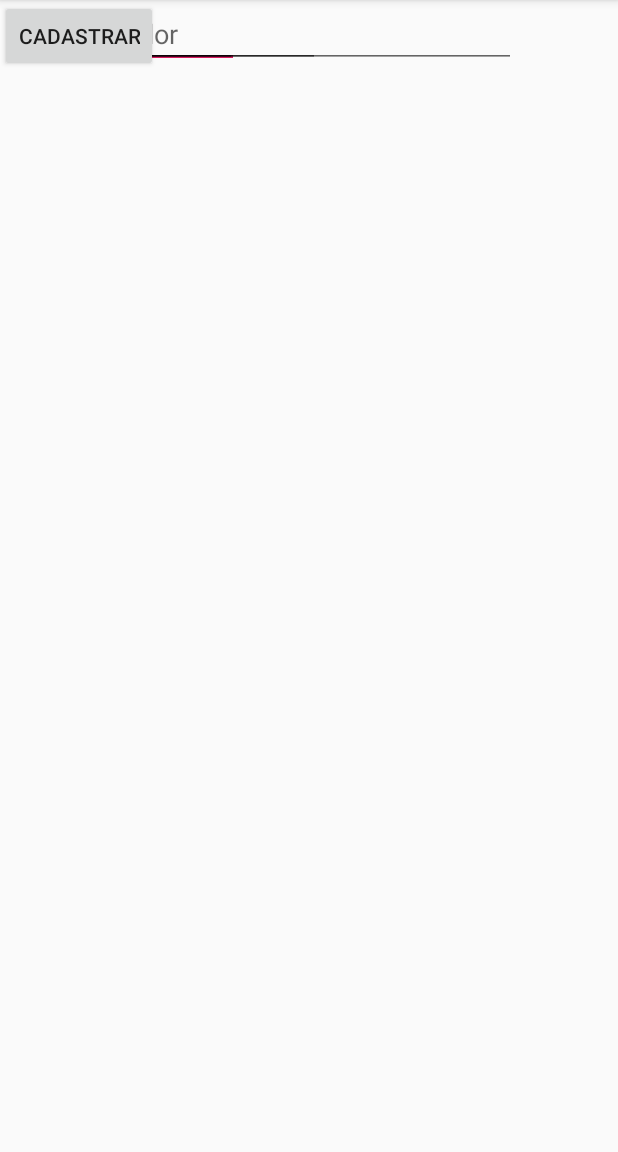
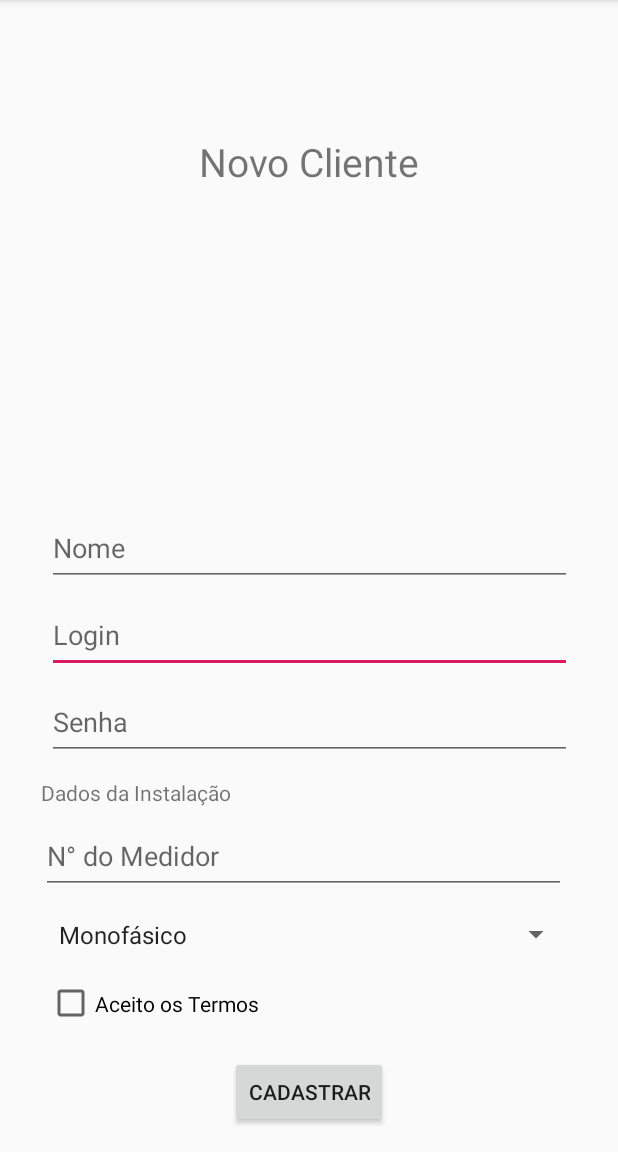
Before and after one commit to JoaoLima93/SEBC, an Android app: the NovoClienteActivity screen opened directly, with no data from a screen before it, on a phone screen of 412 x 824 dp, the part 84-1236 px from its top. Run offline under Robolectric (Android 15) with nearby library versions, the phone set to English and light mode, and no system bars.

Commit message:
:sparkle: Add Cadastro de usuario

```diff
--- a/SEBC_mob/app/src/main/res/layout/activity_main.xml
+++ b/SEBC_mob/app/src/main/res/layout/activity_main.xml
@@ -11,7 +11,7 @@
         android:layout_width="wrap_content"
         android:layout_height="wrap_content"
         android:text="@string/TxtTitulo"
-        android:textSize="28sp"
+        android:textSize="26sp"
         app:layout_constraintBottom_toBottomOf="parent"
         app:layout_constraintHorizontal_bias="0.496"
         app:layout_constraintLeft_toLeftOf="parent"
@@ -23,9 +23,7 @@
         android:id="@+id/editUsuario"
         android:layout_width="wrap_content"
         android:layout_height="wrap_content"
-        android:layout_marginStart="1dp"
-        android:layout_marginLeft="1dp"
-        android:layout_marginBottom="26dp"
+        android:layout_marginBottom="24dp"
         android:ems="10"
         android:hint="@string/editUsuario"
         android:inputType="textPersonName"
@@ -36,11 +34,12 @@
         android:id="@+id/editSenha"
         android:layout_width="wrap_content"
         android:layout_height="wrap_content"
-        android:layout_marginTop="240dp"
+        android:layout_marginTop="220dp"
         android:ems="10"
         android:hint="@string/editSenha"
         android:inputType="textPassword"
         app:layout_constraintEnd_toEndOf="parent"
+        app:layout_constraintHorizontal_bias="0.505"
         app:layout_constraintStart_toStartOf="parent"
         app:layout_constraintTop_toTopOf="parent" />
 
@@ -48,7 +47,7 @@
         android:id="@+id/btnAcessar"
         android:layout_width="wrap_content"
         android:layout_height="wrap_content"
-        android:layout_marginTop="36dp"
+        android:layout_marginTop="32dp"
         android:text="@string/btnAcessar"
         app:layout_constraintEnd_toEndOf="parent"
         app:layout_constraintHorizontal_bias="0.498"
@@ -59,11 +58,22 @@
         android:id="@+id/btnNovoCliente"
         android:layout_width="wrap_content"
         android:layout_height="wrap_content"
-        android:layout_marginTop="22dp"
+        android:layout_marginTop="24dp"
         android:text="@string/btnNovoCliente"
         app:layout_constraintEnd_toEndOf="parent"
+        app:layout_constraintHorizontal_bias="0.498"
         app:layout_constraintStart_toStartOf="parent"
         app:layout_constraintTop_toBottomOf="@+id/btnAcessar"
         tools:ignore="HardcodedText" />
 
+    <TextView
+        android:id="@+id/textView2"
+        android:layout_width="wrap_content"
+        android:layout_height="wrap_content"
+        android:layout_marginTop="10dp"
+        android:text="-Tarifa Branca -"
+        app:layout_constraintEnd_toEndOf="parent"
+        app:layout_constraintStart_toStartOf="parent"
+        app:layout_constraintTop_toBottomOf="@+id/TxtTitulo" />
+
 </android.support.constraint.ConstraintLayout>
--- a/SEBC_mob/app/src/main/res/layout/activity_novo_usuario.xml
+++ b/SEBC_mob/app/src/main/res/layout/activity_novo_usuario.xml
@@ -4,54 +4,154 @@
     xmlns:tools="http://schemas.android.com/tools"
     android:layout_width="match_parent"
     android:layout_height="match_parent"
-    tools:context=".NovoClienteActivity">
+    tools:context=".NovoClienteActivity"
+    tools:layout_editor_absoluteY="81dp">
 
     <EditText
         android:id="@+id/editLogin"
-        android:layout_width="159dp"
-        android:layout_height="wrap_content"
+        android:layout_width="350dp"
+        android:layout_height="50dp"
+        android:layout_marginStart="8dp"
+        android:layout_marginLeft="8dp"
+        android:layout_marginEnd="8dp"
+        android:layout_marginRight="8dp"
+        android:layout_marginBottom="8dp"
         android:ems="10"
-        android:hint="Login"
+        android:hint="@string/editLogin"
         android:inputType="textEmailAddress"
-        tools:layout_editor_absoluteX="33dp"
-        tools:layout_editor_absoluteY="109dp" />
+        app:layout_constraintBottom_toTopOf="@+id/editSenha"
+        app:layout_constraintEnd_toEndOf="parent"
+        app:layout_constraintHorizontal_bias="0.511"
+        app:layout_constraintStart_toStartOf="parent" />
 
     <EditText
         android:id="@+id/editNome"
-        android:layout_width="344dp"
-        android:layout_height="wrap_content"
+        android:layout_width="350dp"
+        android:layout_height="50dp"
+        android:layout_marginStart="8dp"
+        android:layout_marginLeft="8dp"
+        android:layout_marginEnd="8dp"
+        android:layout_marginRight="8dp"
+        android:layout_marginBottom="8dp"
         android:ems="10"
-        android:hint="Nome"
+        android:hint="@string/editNome"
         android:inputType="textPersonName"
-        tools:layout_editor_absoluteX="34dp"
-        tools:layout_editor_absoluteY="43dp" />
+        app:layout_constraintBottom_toTopOf="@+id/editLogin"
+        app:layout_constraintEnd_toEndOf="parent"
+        app:layout_constraintHorizontal_bias="0.511"
+        app:layout_constraintStart_toStartOf="parent" />
 
     <EditText
         android:id="@+id/editSenha"
-        android:layout_width="158dp"
-        android:layout_height="wrap_content"
+        android:layout_width="350dp"
+        android:layout_height="50dp"
+        android:layout_marginStart="8dp"
+        android:layout_marginLeft="8dp"
+        android:layout_marginEnd="8dp"
+        android:layout_marginRight="8dp"
+        android:layout_marginBottom="12dp"
         android:ems="10"
-        android:hint="Senha"
+        android:hint="@string/editSenhaNC"
         android:inputType="textPassword"
-        tools:layout_editor_absoluteX="220dp"
-        tools:layout_editor_absoluteY="109dp" />
+        app:layout_constraintBottom_toTopOf="@+id/textView3"
+        app:layout_constraintEnd_toEndOf="parent"
+        app:layout_constraintHorizontal_bias="0.511"
+        app:layout_constraintStart_toStartOf="parent" />
 
     <Button
         android:id="@+id/btnCadastrar"
         android:layout_width="wrap_content"
         android:layout_height="wrap_content"
-        android:text="Cadastrar"
-        tools:layout_editor_absoluteX="153dp"
-        tools:layout_editor_absoluteY="386dp" />
+        android:layout_marginStart="8dp"
+        android:layout_marginLeft="8dp"
+        android:layout_marginEnd="8dp"
+        android:layout_marginRight="8dp"
+        android:layout_marginBottom="16dp"
+        android:text="@string/editCadastrar"
+        app:layout_constraintBottom_toBottomOf="parent"
+        app:layout_constraintEnd_toEndOf="parent"
+        app:layout_constraintStart_toStartOf="parent" />
 
     <EditText
         android:id="@+id/editNumMedidor"
+        android:layout_width="350dp"
+        android:layout_height="50dp"
+        android:layout_marginStart="8dp"
+        android:layout_marginLeft="8dp"
+        android:layout_marginEnd="8dp"
+        android:layout_marginRight="8dp"
+        android:layout_marginBottom="8dp"
+        android:ems="10"
+        android:hint="@string/editN_do_medidor"
+        android:inputType="number"
+        app:layout_constraintBottom_toTopOf="@+id/spinnerTipoRede"
+        app:layout_constraintEnd_toEndOf="parent"
+        app:layout_constraintHorizontal_bias="0.422"
+        app:layout_constraintStart_toStartOf="parent" />
+
+    <TextView
+        android:id="@+id/textNovoCliente"
         android:layout_width="wrap_content"
-        android:layout_height="wrap_content"
-        android:ems="10"
-        android:hint="N° do Medidor"
-        android:inputType="number"
-        tools:layout_editor_absoluteX="33dp"
-        tools:layout_editor_absoluteY="176dp" />
+        android:layout_height="38dp"
+        android:layout_marginStart="8dp"
+        android:layout_marginLeft="8dp"
+        android:layout_marginTop="16dp"
+        android:layout_marginEnd="8dp"
+        android:layout_marginRight="8dp"
+        android:layout_marginBottom="8dp"
+        android:text="@string/editNovo_cliente"
+        android:textSize="26sp"
+        app:layout_constraintBottom_toTopOf="@+id/editNome"
+        app:layout_constraintEnd_toEndOf="parent"
+        app:layout_constraintStart_toStartOf="parent"
+        app:layout_constraintTop_toTopOf="parent"
+        app:layout_constraintVertical_bias="0.265" />
+
+    <Spinner
+        android:id="@+id/spinnerTipoRede"
+        android:layout_width="350dp"
+        android:layout_height="38dp"
+        android:layout_marginStart="8dp"
+        android:layout_marginLeft="8dp"
+        android:layout_marginEnd="8dp"
+        android:layout_marginRight="8dp"
+        android:layout_marginBottom="8dp"
+        android:entries="@array/tipo_rede"
+        android:prompt="@string/spinnerTipoRede"
+        app:layout_constraintBottom_toTopOf="@+id/checkBox"
+        app:layout_constraintEnd_toEndOf="parent"
+        app:layout_constraintHorizontal_bias="0.511"
+        app:layout_constraintStart_toStartOf="parent"
+        app:layout_optimizationLevel="none" />
+
+    <TextView
+        android:id="@+id/textView3"
+        android:layout_width="350dp"
+        android:layout_height="0dp"
+        android:layout_marginStart="8dp"
+        android:layout_marginLeft="8dp"
+        android:layout_marginEnd="8dp"
+        android:layout_marginRight="8dp"
+        android:layout_marginBottom="8dp"
+        android:text="Dados da Instalação"
+        app:layout_constraintBottom_toTopOf="@+id/editNumMedidor"
+        app:layout_constraintEnd_toEndOf="parent"
+        app:layout_constraintHorizontal_bias="0.422"
+        app:layout_constraintStart_toStartOf="parent" />
+
+    <CheckBox
+        android:id="@+id/checkBox"
+        android:layout_width="350dp"
+        android:layout_height="38dp"
+        android:layout_marginStart="8dp"
+        android:layout_marginLeft="8dp"
+        android:layout_marginEnd="8dp"
+        android:layout_marginRight="8dp"
+        android:layout_marginBottom="16dp"
+        android:text="Aceito os Termos"
+        app:layout_constraintBottom_toTopOf="@+id/btnCadastrar"
+        app:layout_constraintEnd_toEndOf="parent"
+        app:layout_constraintHorizontal_bias="0.511"
+        app:layout_constraintStart_toStartOf="parent" />
 
 </android.support.constraint.ConstraintLayout>
--- a/SEBC_mob/app/src/main/res/values/strings.xml
+++ b/SEBC_mob/app/src/main/res/values/strings.xml
@@ -12,4 +12,18 @@
     <string name="nav_header_desc">Navigation header</string>
     <string name="action_settings">Settings</string>
     <string name="btnNovoCliente">Novo Cliente</string>
+    <string name="editLogin">Login</string>
+    <string name="editNome">Nome</string>
+    <string name="editSenhaNC">Senha</string>
+    <string name="editCadastrar">Cadastrar</string>
+    <string name="editN_do_medidor">N° do Medidor</string>
+    <string name="editNovo_cliente">Novo Cliente</string>
+    <string name="spinnerTipoRede">Tipo da Rede</string>
+
+    <string-array name="tipo_rede">
+        <item>Monofásico</item>
+        <item>Bifásico</item>
+        <item>Trifásico (Delta)</item>
+        <item>Trifásico (Estrela)</item>
+    </string-array>
 </resources>
```
